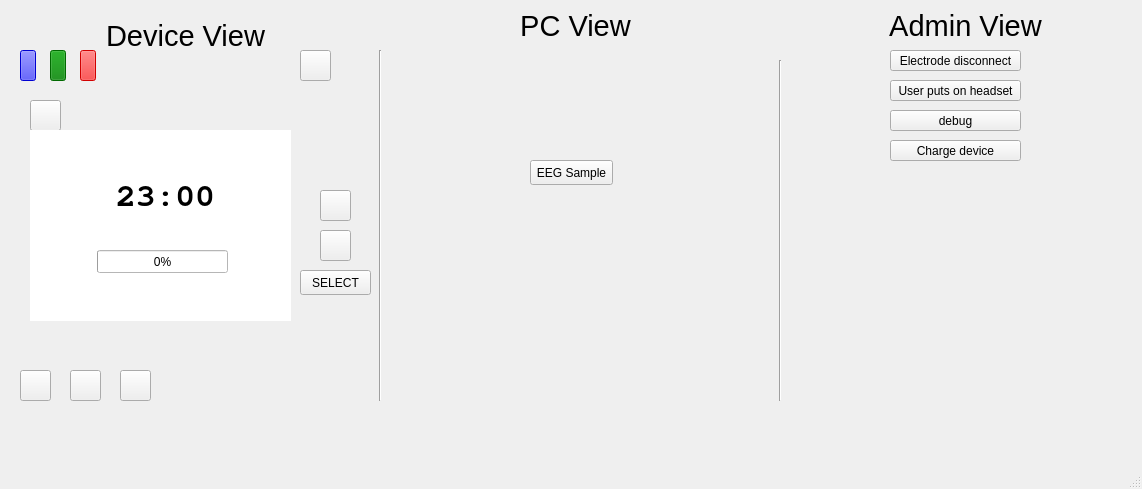
Qt form Neuroset/mainwindow.ui (kyleaitken/Neuroset) before a commit.
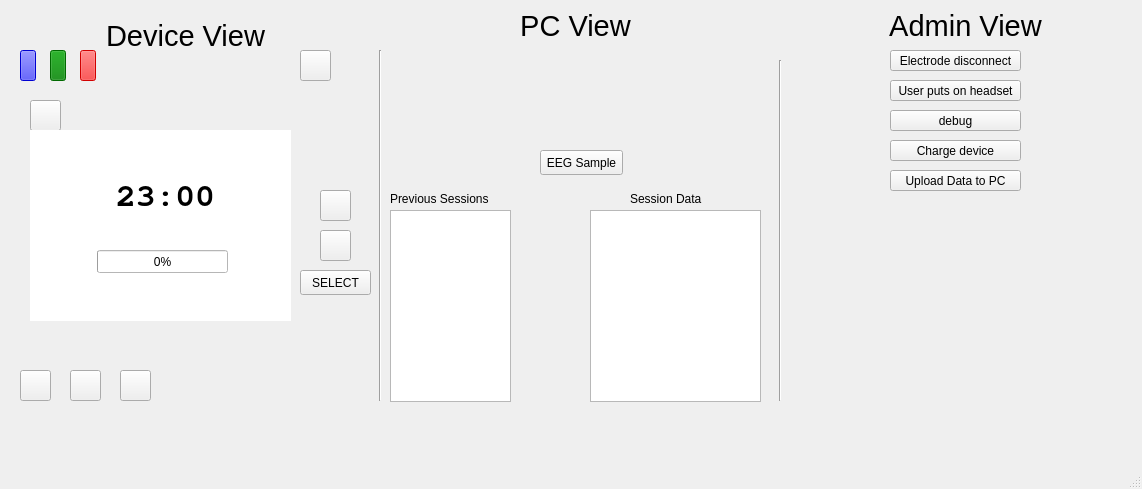
The same form after that commit. The open tabs and pages were chosen to show the change. Icons and pictures are not drawn. Custom widgets are drawn as their Qt base class.

Commit message: Add session log list and display

The edit to the form file:
```diff
--- a/Neuroset/mainwindow.ui
+++ b/Neuroset/mainwindow.ui
@@ -458,8 +458,8 @@
    <widget class="QPushButton" name="EEGSampleButton">
     <property name="geometry">
      <rect>
-      <x>530</x>
-      <y>160</y>
+      <x>540</x>
+      <y>150</y>
       <width>83</width>
       <height>25</height>
      </rect>
@@ -516,6 +516,65 @@
      <set>Qt::AlignCenter</set>
     </property>
    </widget>
+   <widget class="QListView" name="prevSessionsList">
+    <property name="geometry">
+     <rect>
+      <x>390</x>
+      <y>210</y>
+      <width>121</width>
+      <height>192</height>
+     </rect>
+    </property>
+   </widget>
+   <widget class="QPushButton" name="uploadButton">
+    <property name="geometry">
+     <rect>
+      <x>890</x>
+      <y>170</y>
+      <width>131</width>
+      <height>21</height>
+     </rect>
+    </property>
+    <property name="text">
+     <string>Upload Data to PC</string>
+    </property>
+   </widget>
+   <widget class="QListView" name="sessionLogView">
+    <property name="geometry">
+     <rect>
+      <x>590</x>
+      <y>210</y>
+      <width>171</width>
+      <height>192</height>
+     </rect>
+    </property>
+   </widget>
+   <widget class="QLabel" name="label_4">
+    <property name="geometry">
+     <rect>
+      <x>390</x>
+      <y>190</y>
+      <width>121</width>
+      <height>17</height>
+     </rect>
+    </property>
+    <property name="text">
+     <string>Previous Sessions</string>
+    </property>
+   </widget>
+   <widget class="QLabel" name="label_5">
+    <property name="geometry">
+     <rect>
+      <x>630</x>
+      <y>190</y>
+      <width>121</width>
+      <height>17</height>
+     </rect>
+    </property>
+    <property name="text">
+     <string>Session Data</string>
+    </property>
+   </widget>
   </widget>
   <widget class="QMenuBar" name="menubar">
    <property name="geometry">
```
Left out of the diff: 3 changed lines with no effect on the pictures. The commit also changes 7 other files.
